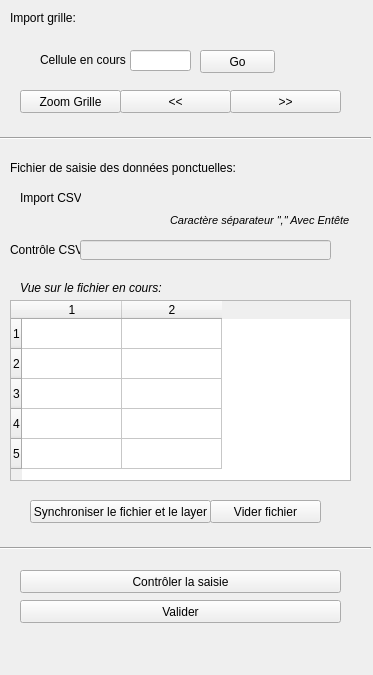
Old version of the form editdata/geodata_matching_dialog_base.ui in the repository mdvandamme/PoussePousseEditData.
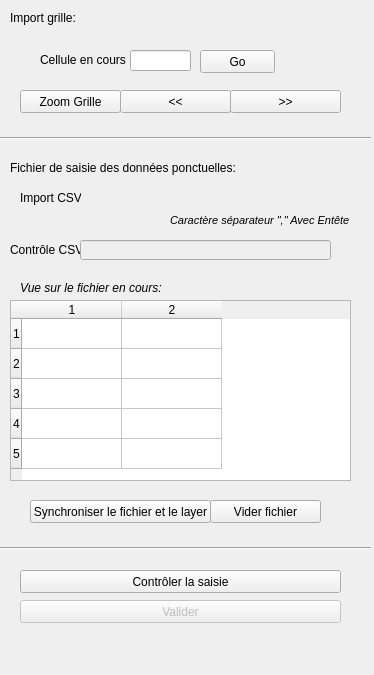
New version of the form. Custom widgets are drawn as their Qt base class.

Commit message: taille des points + bouton validation

The edit to the form file:
```diff
--- a/editdata/geodata_matching_dialog_base.ui
+++ b/editdata/geodata_matching_dialog_base.ui
@@ -6,7 +6,7 @@
    <rect>
     <x>0</x>
     <y>0</y>
-    <width>373</width>
+    <width>374</width>
     <height>675</height>
    </rect>
   </property>
@@ -310,7 +310,10 @@
      </rect>
     </property>
    </widget>
-   <widget class="QPushButton" name="btValider">
+   <widget class="QPushButton" name="btCheck">
+    <property name="enabled">
+     <bool>false</bool>
+    </property>
     <property name="geometry">
      <rect>
       <x>20</x>
```
The commit also changes 4 other files.
